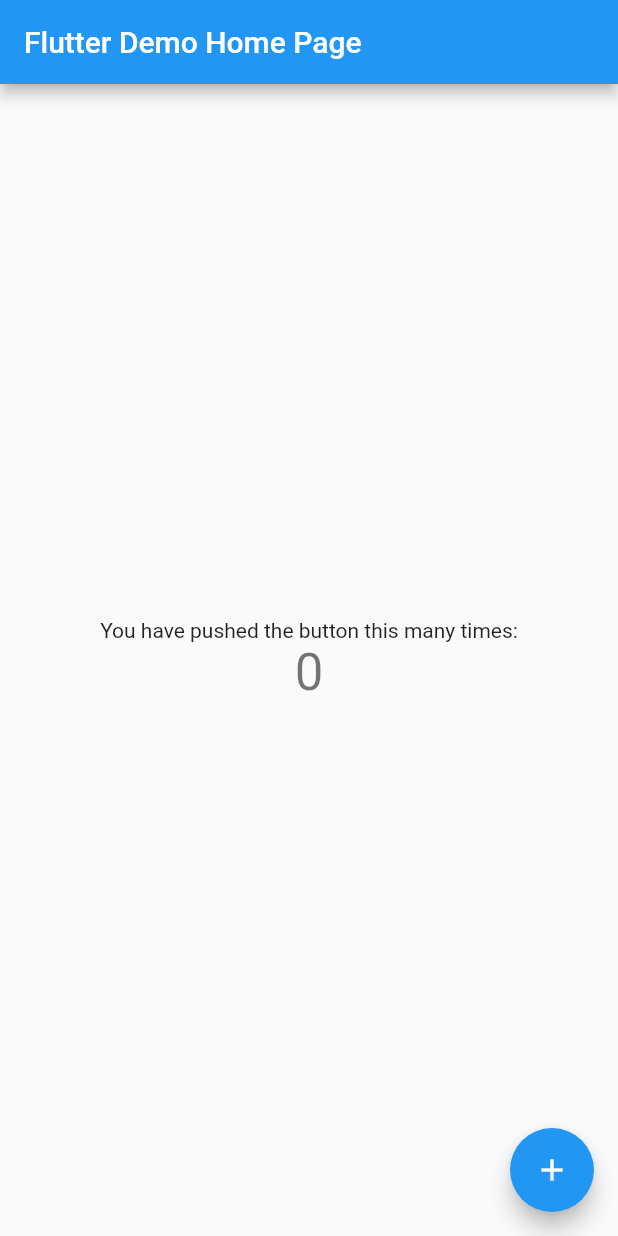
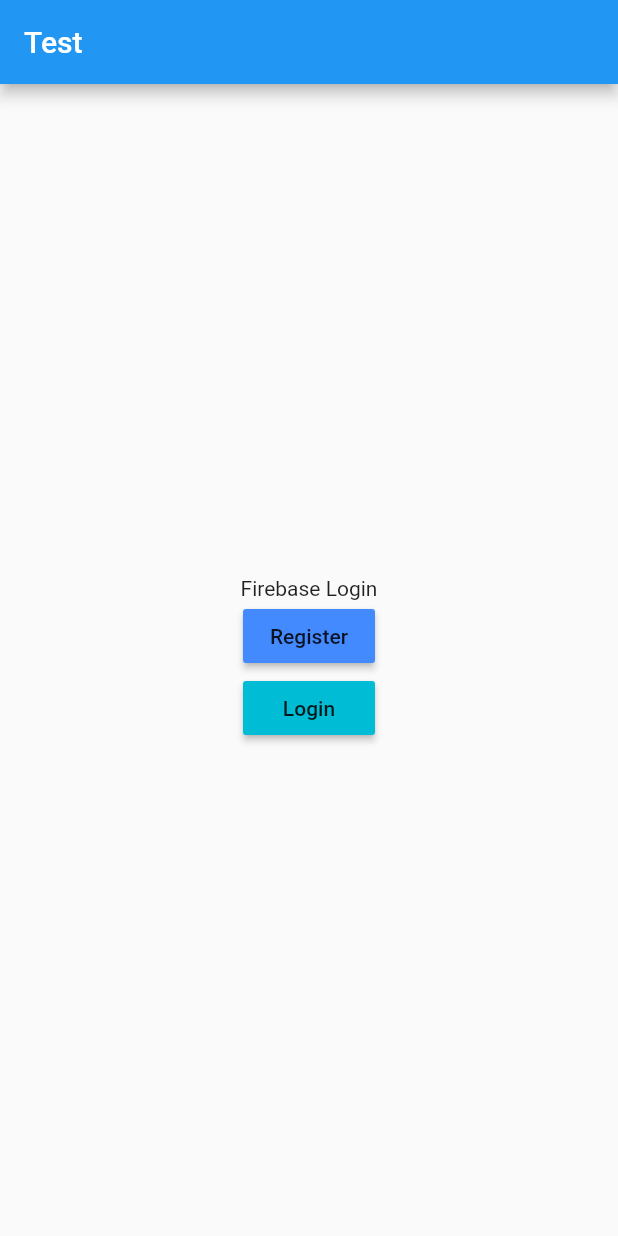
Before and after one commit to AbhilashMisra/ShopMe, a Flutter app: the screen it shows after launch, on a phone screen of 412 x 824 dp. Run offline on Flutter 3.47's test engine with Material 2 defaults, Android fonts, the phone set to English and light mode, and no system bars; our stand-ins replace firebase_auth, firebase_core; accounts and stored records are empty.

Commit message:
Firebase integrated in our app

```diff
--- a/lib/main.dart
+++ b/lib/main.dart
@@ -1,6 +1,20 @@
+import 'package:firebase_auth/firebase_auth.dart';
+import 'package:firebase_core/firebase_core.dart';
 import 'package:flutter/material.dart';
+import 'package:shop_me/firebase_options.dart';
+
+void setupApplication() async {
+  WidgetsFlutterBinding.ensureInitialized();
+  // initialise firebase for our app
+  var app = await Firebase.initializeApp(
+    options: DefaultFirebaseOptions.currentPlatform,
+  );
+  print("Appid: ${app.options.appId}");
+}
 
 void main() {
+  // initialise the required dependency before app starts
+  setupApplication();
   runApp(const MyApp());
 }
 
@@ -13,103 +27,56 @@ class MyApp extends StatelessWidget {
     return MaterialApp(
       title: 'Flutter Demo',
       theme: ThemeData(
-        // This is the theme of your application.
-        //
-        // Try running your application with "flutter run". You'll see the
-        // application has a blue toolbar. Then, without quitting the app, try
-        // changing the primarySwatch below to Colors.green and then invoke
-        // "hot reload" (press "r" in the console where you ran "flutter run",
-        // or simply save your changes to "hot reload" in a Flutter IDE).
-        // Notice that the counter didn't reset back to zero; the application
-        // is not restarted.
         primarySwatch: Colors.blue,
       ),
-      home: const MyHomePage(title: 'Flutter Demo Home Page'),
+      home: const MyTestPage(),
     );
   }
 }
 
-class MyHomePage extends StatefulWidget {
-  const MyHomePage({super.key, required this.title});
-
-  // This widget is the home page of your application. It is stateful, meaning
-  // that it has a State object (defined below) that contains fields that affect
-  // how it looks.
-
-  // This class is the configuration for the state. It holds the values (in this
-  // case the title) provided by the parent (in this case the App widget) and
-  // used by the build method of the State. Fields in a Widget subclass are
-  // always marked "final".
-
-  final String title;
-
-  @override
-  State<MyHomePage> createState() => _MyHomePageState();
-}
-
-class _MyHomePageState extends State<MyHomePage> {
-  int _counter = 0;
-
-  void _incrementCounter() {
-    setState(() {
-      // This call to setState tells the Flutter framework that something has
-      // changed in this State, which causes it to rerun the build method below
-      // so that the display can reflect the updated values. If we changed
-      // _counter without calling setState(), then the build method would not be
-      // called again, and so nothing would appear to happen.
-      _counter++;
-    });
-  }
+class MyTestPage extends StatelessWidget {
+  const MyTestPage({super.key});
 
   @override
   Widget build(BuildContext context) {
-    // This method is rerun every time setState is called, for instance as done
-    // by the _incrementCounter method above.
-    //
-    // The Flutter framework has been optimized to make rerunning build methods
-    // fast, so that you can just rebuild anything that needs updating rather
-    // than having to individually change instances of widgets.
     return Scaffold(
       appBar: AppBar(
-        // Here we take the value from the MyHomePage object that was created by
-        // the App.build method, and use it to set our appbar title.
-        title: Text(widget.title),
+        title: const Text("Test"),
       ),
       body: Center(
-        // Center is a layout widget. It takes a single child and positions it
-        // in the middle of the parent.
         child: Column(
-          // Column is also a layout widget. It takes a list of children and
-          // arranges them vertically. By default, it sizes itself to fit its
-          // children horizontally, and tries to be as tall as its parent.
-          //
-          // Invoke "debug painting" (press "p" in the console, choose the
-          // "Toggle Debug Paint" action from the Flutter Inspector in Android
-          // Studio, or the "Toggle Debug Paint" command in Visual Studio Code)
-          // to see the wireframe for each widget.
-          //
-          // Column has various properties to control how it sizes itself and
-          // how it positions its children. Here we use mainAxisAlignment to
-          // center the children vertically; the main axis here is the vertical
-          // axis because Columns are vertical (the cross axis would be
-          // horizontal).
           mainAxisAlignment: MainAxisAlignment.center,
           children: <Widget>[
-            const Text(
-              'You have pushed the button this many times:',
+            const Text("Firebase Login"),
+            MaterialButton(
+              color: Colors.blueAccent,
+              onPressed: () async {
+                // Using test id to register the user
+                var cred =
+                    await FirebaseAuth.instance.createUserWithEmailAndPassword(
+                  email: "test@shopme.com",
+                  password: "pass#123",
+                );
+                print("Registered in id: ${cred.user?.uid}");
+              },
+              child: const Text("Register"),
             ),
-            Text(
-              '$_counter',
-              style: Theme.of(context).textTheme.headline4,
+            MaterialButton(
+              color: Colors.cyan,
+              onPressed: () async {
+                // Using test id to login the user
+                var cred =
+                    await FirebaseAuth.instance.signInWithEmailAndPassword(
+                  email: "test@shopme.com",
+                  password: "pass#123",
+                );
+                print("Logged in id: ${cred.user?.uid}");
+              },
+              child: const Text("Login"),
             ),
           ],
         ),
       ),
-      floatingActionButton: FloatingActionButton(
-        onPressed: _incrementCounter,
-        tooltip: 'Increment',
-        child: const Icon(Icons.add),
-      ), // This trailing comma makes auto-formatting nicer for build methods.
     );
   }
 }
```
Also changed, not shown: pubspec.yaml (+4 -7 lines), lib/firebase_options.dart (added), 20 other files.
